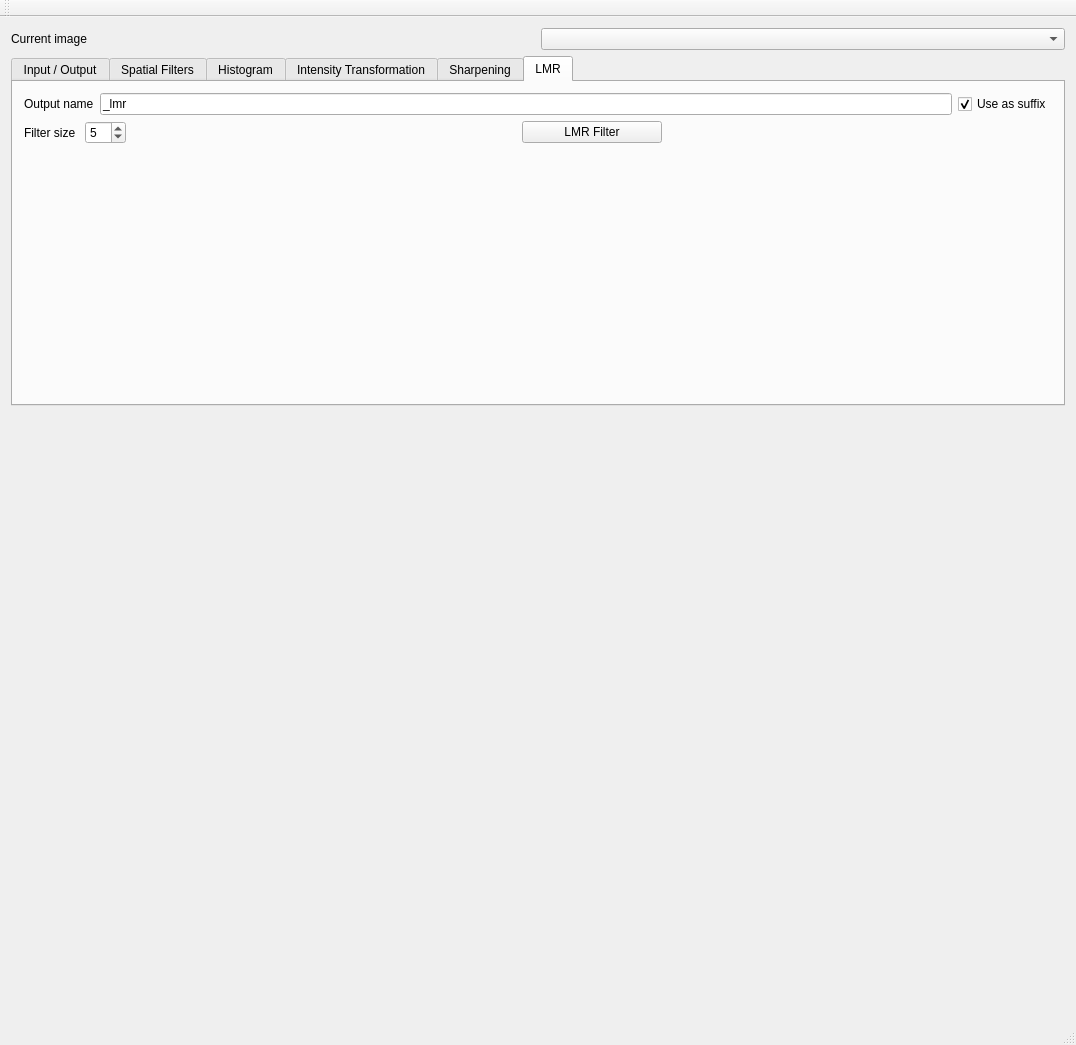
Qt form mainwindow.ui (PNPiquin/ImageProcessing) before a commit.
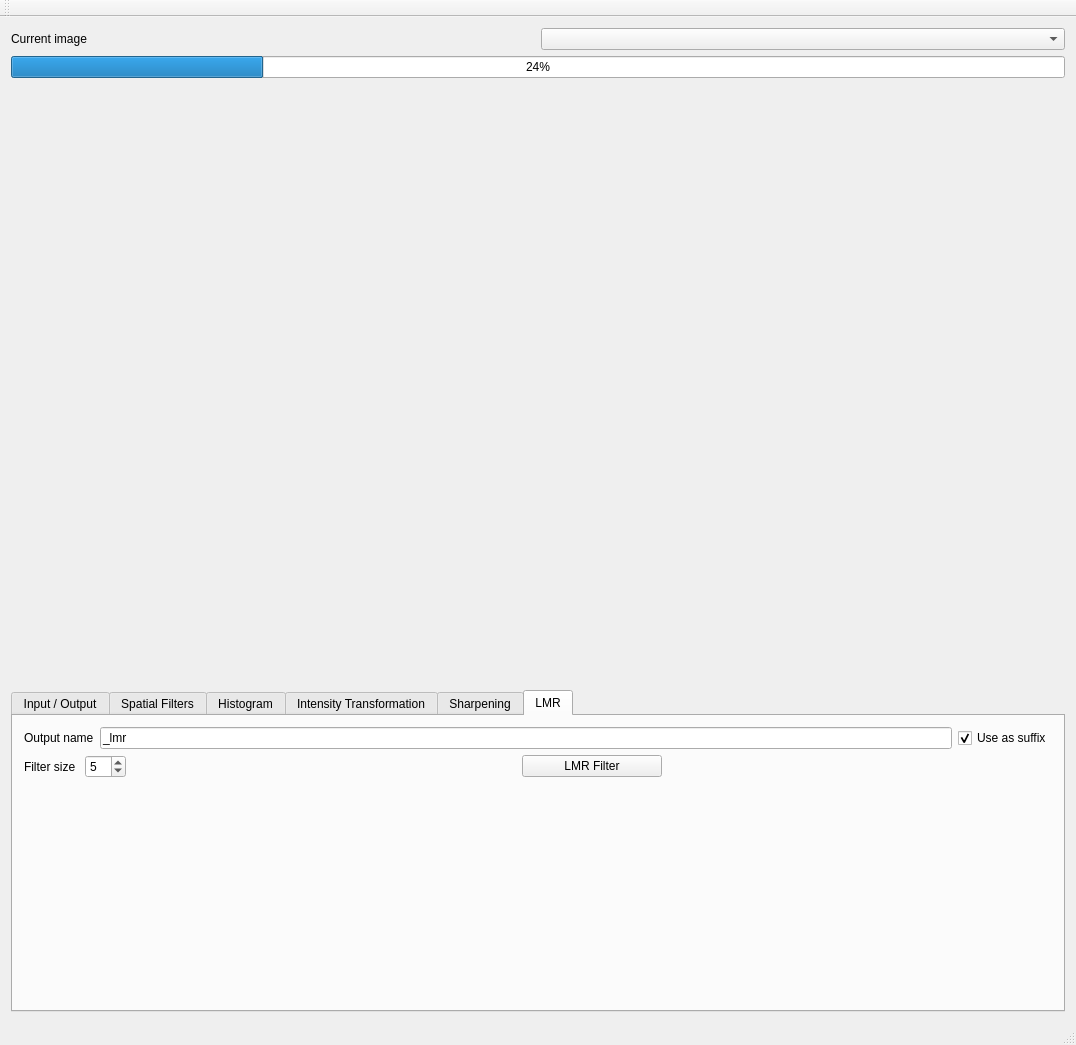
The same form after that commit.

Commit message: Beginning of progress bar

What changed in the file:
```diff
--- a/mainwindow.ui
+++ b/mainwindow.ui
@@ -29,6 +29,26 @@
       </item>
      </layout>
     </item>
+    <item>
+     <widget class="QProgressBar" name="progress_bar">
+      <property name="value">
+       <number>24</number>
+      </property>
+     </widget>
+    </item>
+    <item>
+     <widget class="QLabel" name="image">
+      <property name="minimumSize">
+       <size>
+        <width>600</width>
+        <height>600</height>
+       </size>
+      </property>
+      <property name="text">
+       <string/>
+      </property>
+     </widget>
+    </item>
     <item>
      <widget class="QTabWidget" name="tabWidget">
       <property name="tabPosition">
@@ -1377,19 +1397,6 @@
       </widget>
      </widget>
     </item>
-    <item>
-     <widget class="QLabel" name="image">
-      <property name="minimumSize">
-       <size>
-        <width>600</width>
-        <height>600</height>
-       </size>
-      </property>
-      <property name="text">
-       <string/>
-      </property>
-     </widget>
-    </item>
    </layout>
   </widget>
   <widget class="QMenuBar" name="menuBar">
```
The commit also changes 16 other files.
